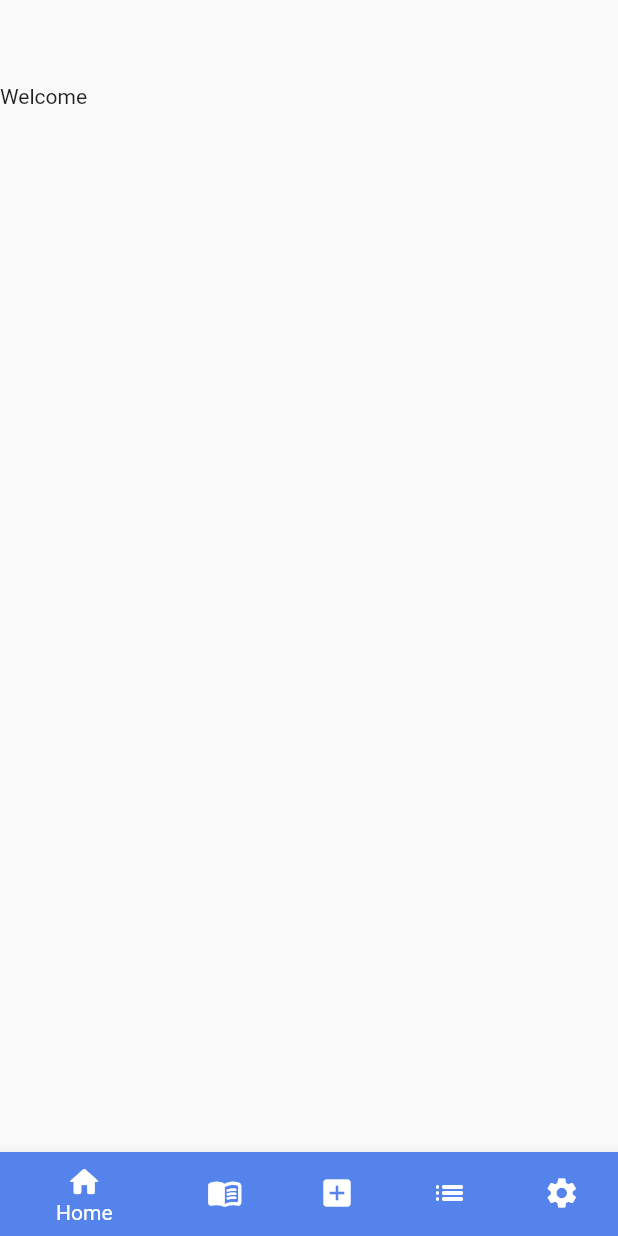
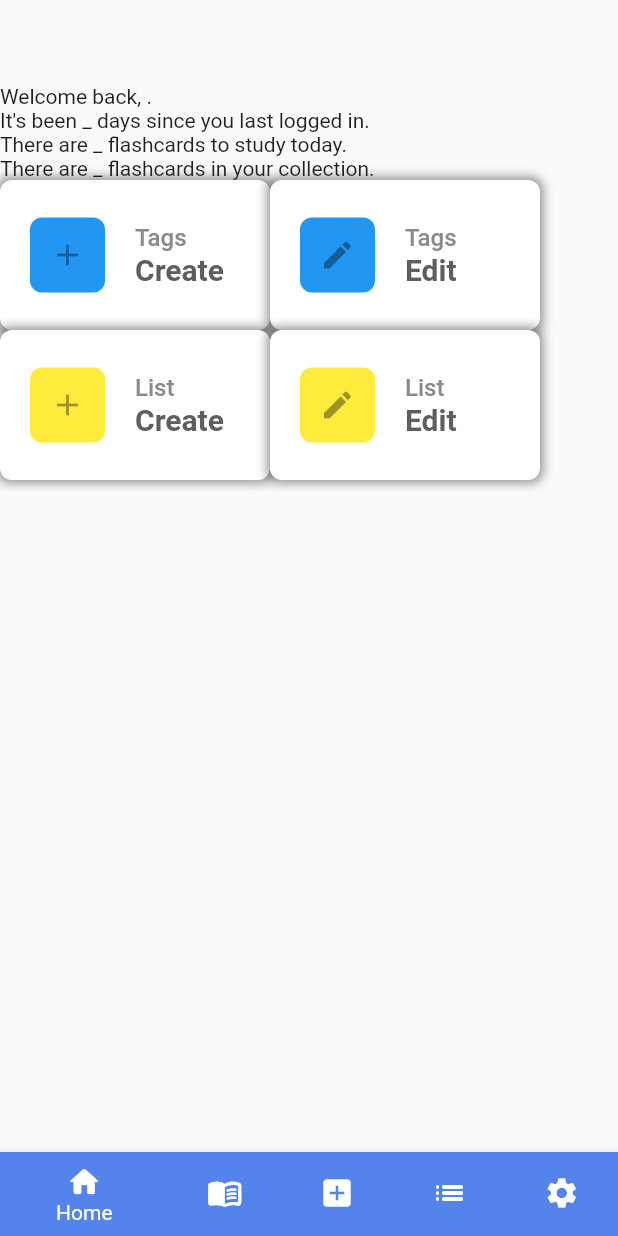
Before and after one commit to ricardo-gonzalez-villegas/flashcards-app, a Flutter app: the HomeScreen screen opened directly, on a phone screen of 412 x 824 dp. Run offline on Flutter 3.47's test engine with Material 2 defaults, Android fonts, the phone set to English and light mode, and no system bars; our stand-ins replace cloud_firestore, firebase_auth, firebase_core, font_awesome_flutter; accounts and stored records are empty.

Commit message:
Started on welcome screen and added text

```diff
--- a/lib/screens/home_screen.dart
+++ b/lib/screens/home_screen.dart
@@ -3,8 +3,8 @@ import 'package:firebase_auth/firebase_auth.dart';
 import 'package:flashcards_app/screens/settings_screen.dart';
 import 'package:flashcards_app/screens/user_collection_screen.dart';
 import 'package:flashcards_app/screens/create_screen.dart';
-import 'package:flashcards_app/screens/signin_screen.dart';
 import 'package:flutter/material.dart';
+import 'package:font_awesome_flutter/font_awesome_flutter.dart';
 
 class HomeScreen extends StatefulWidget {
   const HomeScreen({Key? key}) : super(key: key);
@@ -14,9 +14,6 @@ class HomeScreen extends StatefulWidget {
 }
 
 class _HomeScreenState extends State<HomeScreen> {
-  String _userId = FirebaseAuth.instance.currentUser!.uid;
-  String _username = "";
-
   void _onTapped(int index) {
     switch (index) {
       case 0:
@@ -68,7 +65,6 @@ class _HomeScreenState extends State<HomeScreen> {
 
   @override
   Widget build(BuildContext context) {
-    print(_userId);
     return Scaffold(
       appBar: AppBar(
         automaticallyImplyLeading: false,
@@ -106,7 +102,118 @@ class _HomeScreenState extends State<HomeScreen> {
         currentIndex: 0,
         onTap: _onTapped,
       ),
-      body: Text("Welcome"),
+      body: const WelcomeText(),
     );
   }
 }
+
+class WelcomeText extends StatefulWidget {
+  const WelcomeText({Key? key}) : super(key: key);
+
+  @override
+  State<WelcomeText> createState() => _WelcomeTextState();
+}
+
+class _WelcomeTextState extends State<WelcomeText> {
+  final String _userId = FirebaseAuth.instance.currentUser!.uid;
+
+  late final Stream<QuerySnapshot> _userDataStream = FirebaseFirestore.instance
+      .collection("users")
+      .where("id", isEqualTo: _userId)
+      .snapshots();
+
+  @override
+  Widget build(BuildContext context) {
+    return StreamBuilder<QuerySnapshot>(
+      stream: _userDataStream,
+      builder: (BuildContext context,
+          AsyncSnapshot<QuerySnapshot> userDataSnapshot) {
+        List userDataList = userDataSnapshot.data!.docs;
+        var userData = userDataList[0];
+
+        if (userDataList.isEmpty) {
+          return const Text("No Data");
+        }
+
+        return Column(
+          crossAxisAlignment: CrossAxisAlignment.start,
+          children: [
+            Text('Welcome back, ${userData["username"]}.'),
+            const Text("It's been _ days since you last logged in."),
+            const Text("There are _ flashcards to study today."),
+            const Text("There are _ flashcards in your collection."),
+            Row(
+              children: [
+                button(context, "Tags", "Create", Icons.add, Colors.blue),
+                button(context, "Tags", "Edit", Icons.edit, Colors.blue),
+              ],
+            ),
+            Row(
+              children: [
+                button(context, "List", "Create", Icons.add, Colors.yellow),
+                button(context, "List", "Edit", Icons.edit, Colors.yellow),
+              ],
+            ),
+          ],
+        );
+      },
+    );
+  }
+}
+
+Container button(BuildContext context, String text, String stat, IconData icon,
+    Color color) {
+  return Container(
+    decoration: BoxDecoration(
+      borderRadius: BorderRadius.circular(8),
+      color: Colors.white,
+      boxShadow: [
+        BoxShadow(
+          color: const Color.fromARGB(255, 39, 38, 38).withOpacity(0.5),
+          spreadRadius: 2,
+          blurRadius: 5,
+        )
+      ],
+    ),
+    height: 100,
+    width: 180,
+    child: Row(
+      children: [
+        Container(
+          decoration: BoxDecoration(
+            borderRadius: BorderRadius.circular(8),
+            color: color,
+          ),
+          margin: const EdgeInsets.fromLTRB(20, 0, 20, 0),
+          width: 50,
+          height: 50,
+          child: Center(
+              child: FaIcon(
+            icon,
+            color: Colors.black38,
+          )),
+        ),
+        Column(
+          mainAxisAlignment: MainAxisAlignment.center,
+          crossAxisAlignment: CrossAxisAlignment.start,
+          children: [
+            Text(
+              text,
+              style: const TextStyle(
+                  fontSize: 16,
+                  color: Color.fromARGB(255, 138, 138, 138),
+                  fontWeight: FontWeight.w500),
+            ),
+            Text(
+              stat,
+              style: const TextStyle(
+                  color: Color.fromARGB(255, 95, 94, 94),
+                  fontSize: 20,
+                  fontWeight: FontWeight.bold),
+            )
+          ],
+        )
+      ],
+    ),
+  );
+}
--- a/lib/screens/user_collection_screen.dart
+++ b/lib/screens/user_collection_screen.dart
@@ -19,7 +19,7 @@ class UserCollectionScreen extends StatefulWidget {
 }
 
 class _UserCollectionScreenState extends State<UserCollectionScreen> {
-  final String? _userId = FirebaseAuth.instance.currentUser?.uid;
+  final String _userId = FirebaseAuth.instance.currentUser!.uid;
   late Stream<QuerySnapshot> _flashcardsStream = FirebaseFirestore.instance
       .collection("flashcards")
       .where("user_id", isEqualTo: _userId)
```
